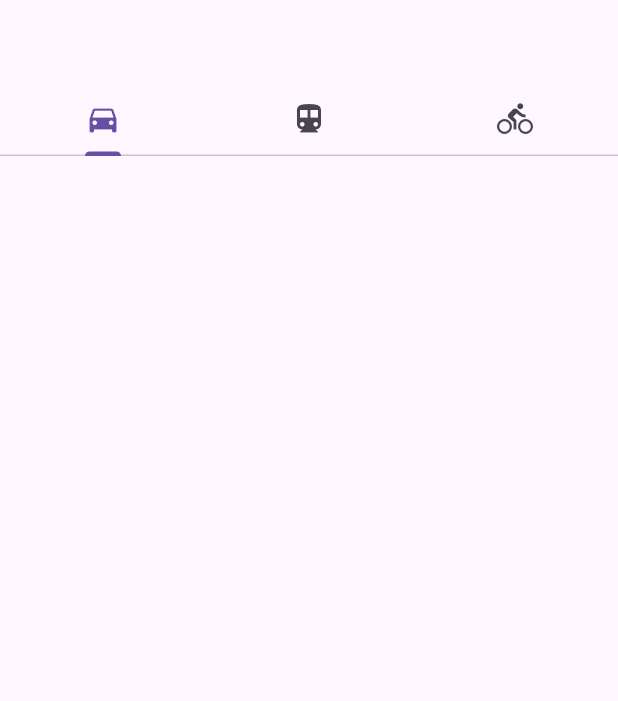
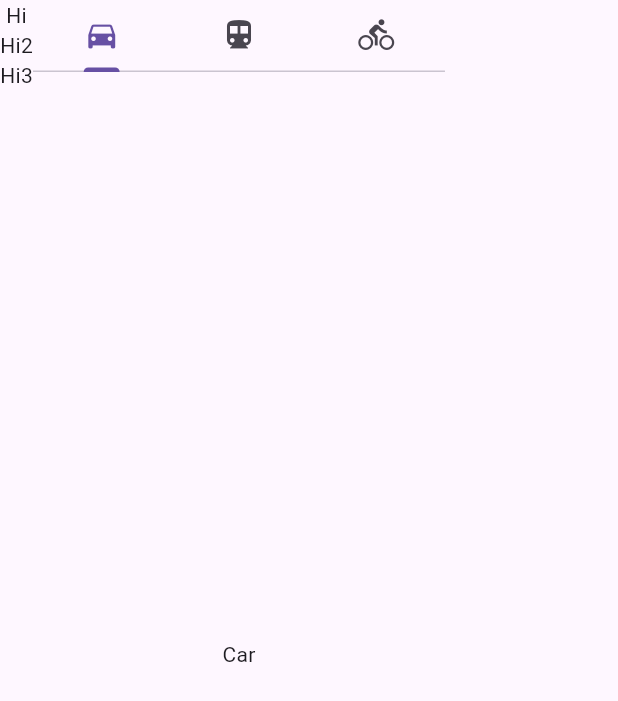
Before and after one commit to aadrsh/registrations-bmu-it, a Flutter app: the screen it shows after launch, on a phone screen of 412 x 824 dp. Shown: the top 701 px of the screen. Run offline on Flutter 3.47's test engine with Material 3 defaults, Android fonts, the phone set to English and light mode, and no system bars.

Commit message:
added left nav bar with a tab bar

```diff
--- a/lib/main.dart
+++ b/lib/main.dart
@@ -11,19 +11,49 @@
 
   @override
   Widget build(BuildContext context) {
-    return DefaultTabController(
+    return const Scaffold(
+      body: Row(
+  children: [
+    const Flexible( // Wrap the left side with Flexible
+      flex: 1, // Adjust flex value as needed
+      child: Column(
+        children: [
+          Text("Hi"),
+          Text("Hi2"),
+          Text("Hi3"),
+        ],
+      ),
+    ),
+    Flexible( // Allow DefaultTabController to take remaining space
+      flex: 2, // Adjust flex value as needed
+      child: DefaultTabController(
         length: 3,
-      child: Scaffold(
-        appBar: AppBar(
-          bottom: const TabBar(
+        child: Column( // Wrap TabBar and TabBarView in a Column
+          children: [
+            TabBar(
               tabs: [
                 Tab(icon: Icon(Icons.directions_car)),
                 Tab(icon: Icon(Icons.directions_transit)),
                 Tab(icon: Icon(Icons.directions_bike)),
               ],
             ),
+            Expanded( // Use Expanded to let TabBarView fill available space
+              child: TabBarView(
+                children: [
+                  // Your content for each tab goes here
+                  Center(child: Text("Car")),
+                  Center(child: Text("Transit")),
+                  Center(child: Text("Bike")),
+                ],
               ),
             ),
+          ],
+        ),
+      ),
+    ),
+  ],
+),
     );
+
   }
 }
```
Also changed, not shown: 1 other file. Lines whose indentation alone changed are shown as unchanged.
